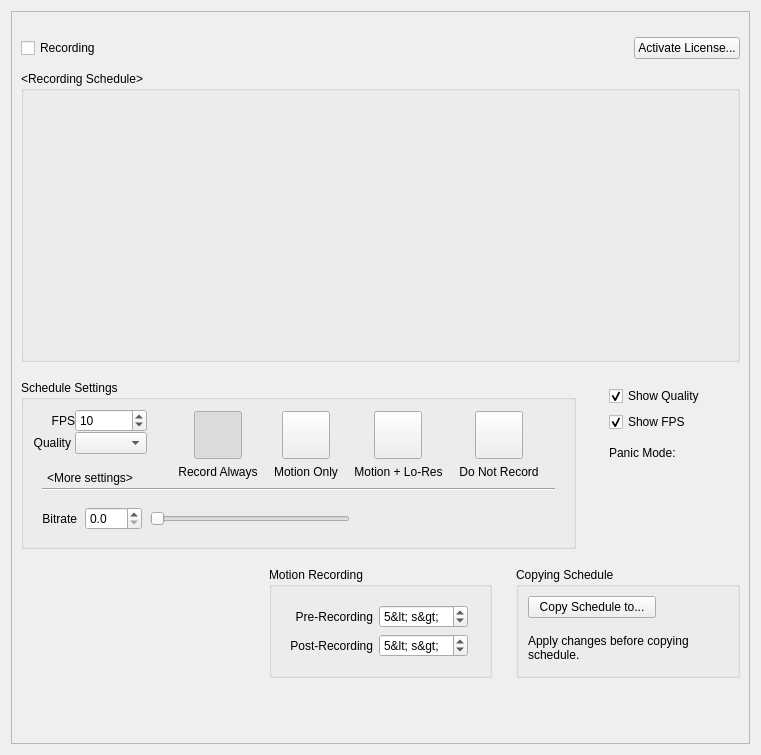
This is client/nx_client_desktop/src/nx/client/desktop/resource_properties/camera/legacy_camera_schedule_widget.ui in networkoptix/nx_open as Qt 5 draws it before an edit. The edited form follows.
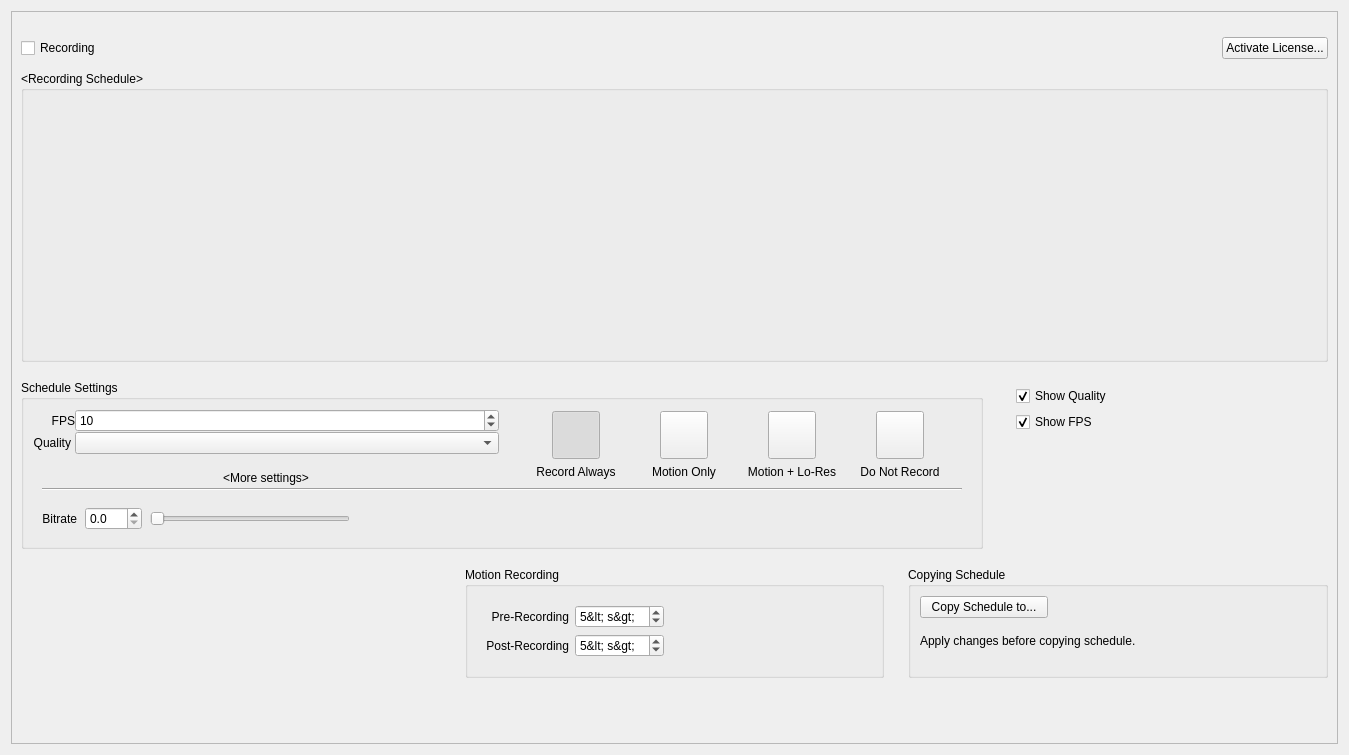
This is the edited form. Custom widgets are drawn as their Qt base class.

Commit message:
VMS-9270: Remove line "Panic recording" from camera settings / recording
<==== Mercurial data ====>
Branch: vms

The edit to the form file:
```diff
--- a/client/nx_client_desktop/src/nx/client/desktop/resource_properties/camera/legacy_camera_schedule_widget.ui
+++ b/client/nx_client_desktop/src/nx/client/desktop/resource_properties/camera/legacy_camera_schedule_widget.ui
@@ -6,7 +6,7 @@
    <rect>
     <x>0</x>
     <y>0</y>
-    <width>761</width>
+    <width>1349</width>
     <height>755</height>
    </rect>
   </property>
@@ -27,8 +27,8 @@
        <rect>
         <x>0</x>
         <y>0</y>
-        <width>727</width>
-        <height>737</height>
+        <width>1277</width>
+        <height>964</height>
        </rect>
       </property>
       <layout class="QVBoxLayout" name="verticalLayout_7" stretch="0,0,0,0,0,0,1">
@@ -693,11 +693,11 @@
              <height>100</height>
             </size>
            </property>
-           <layout class="QFormLayout" name="formLayout_2">
+           <layout class="QVBoxLayout" name="verticalLayout_2">
             <property name="topMargin">
              <number>6</number>
             </property>
-            <item row="0" column="0">
+            <item>
              <widget class="QCheckBox" name="displayQualityCheckBox">
               <property name="text">
                <string>Show Quality</string>
@@ -707,7 +707,7 @@
               </property>
              </widget>
             </item>
-            <item row="1" column="0">
+            <item>
              <widget class="QCheckBox" name="displayFpsCheckBox">
               <property name="text">
                <string>Show FPS</string>
@@ -717,27 +717,7 @@
               </property>
              </widget>
             </item>
-            <item row="2" column="0" colspan="2">
-             <layout class="QHBoxLayout" name="horizontalLayout_13" stretch="0,1">
-              <property name="spacing">
-               <number>2</number>
-              </property>
-              <property name="topMargin">
-               <number>8</number>
-              </property>
-              <item>
-               <widget class="QLabel" name="panicModeTitleLabel">
-                <property name="text">
-                 <string>Panic Mode:</string>
-                </property>
-               </widget>
-              </item>
-              <item>
-               <widget class="QLabel" name="panicModeLabel"/>
-              </item>
-             </layout>
-            </item>
-            <item row="3" column="0" colspan="2">
+            <item>
              <spacer name="verticalSpacer_3">
               <property name="orientation">
                <enum>Qt::Vertical</enum>
@@ -964,17 +944,17 @@
    <header location="global">ui/widgets/properties/schedule_grid_widget.h</header>
    <container>1</container>
   </customwidget>
+  <customwidget>
+   <class>QnLicensesUsageWidget</class>
+   <extends>QWidget</extends>
+   <header location="global">ui/widgets/licensing/licenses_usage_widget.h</header>
+   <container>1</container>
+  </customwidget>
   <customwidget>
    <class>nx::client::desktop::SelectableButton</class>
    <extends>QToolButton</extends>
    <header location="global">nx/client/desktop/common/widgets/selectable_button.h</header>
   </customwidget>
-  <customwidget>
-   <class>QnLicensesUsageWidget</class>
-   <extends>QWidget</extends>
-   <header location="global">ui/widgets/licensing/licenses_usage_widget.h</header>
-   <container>1</container>
-  </customwidget>
   <customwidget>
    <class>QnArchiveLengthWidget</class>
    <extends>QWidget</extends>
```
The commit also changes 12 other files.
